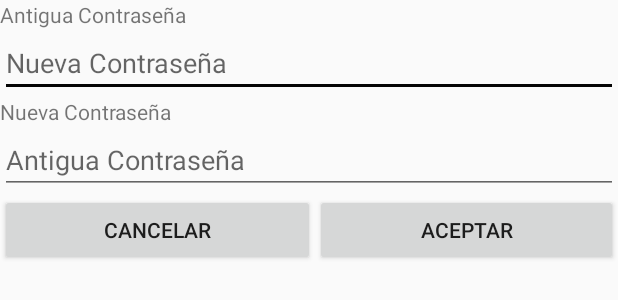
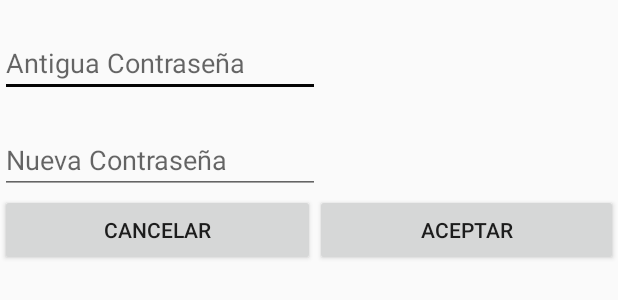
Before and after one commit to SalvaCM/Tasky, an Android app: the layout cambiarpw.xml on its own in the app's theme, with its tools: preview values and no code run, on a phone screen of 412 x 824 dp. Shown: the top 300 px of the screen. Run offline under Robolectric (Android 15) with nearby library versions, the phone set to English and light mode, and no system bars.

Commit message:
funcionando cambiar contrase

```diff
--- a/app/src/main/java/com/example/tasky/AdminSQLiteOpenHelper.java
+++ b/app/src/main/java/com/example/tasky/AdminSQLiteOpenHelper.java
@@ -8,7 +8,7 @@ import androidx.annotation.Nullable;
 
 public class AdminSQLiteOpenHelper extends SQLiteOpenHelper {
 
-    private static final String DB_NAME = "tasky.sqlite";
+    private static final String DB_NAME = "taskybd";
     private static final int DB_VERSION = 1;
 
     public AdminSQLiteOpenHelper(@Nullable Context context, @Nullable String name, @Nullable SQLiteDatabase.CursorFactory factory, int version) {
@@ -19,7 +19,7 @@ public class AdminSQLiteOpenHelper extends SQLiteOpenHelper {
     }
     @Override
     public void onCreate(SQLiteDatabase sqLiteDatabase) {
-        sqLiteDatabase.execSQL("create table taskytareas(codigo int primary key AUTOINCREMENT,nombre text,descripcion text,prioridad text,fecha date,precio real,realizada int)");
+        sqLiteDatabase.execSQL("create table taskytareas(codigo integer primary key AUTOINCREMENT,nombre text,descripcion text,prioridad text,fecha date,precio real,realizada int)");
     }
     @Override
     public void onUpgrade(SQLiteDatabase sqLiteDatabase, int i, int i1) {
--- a/app/src/main/java/com/example/tasky/CreartareaActivity.java
+++ b/app/src/main/java/com/example/tasky/CreartareaActivity.java
@@ -63,9 +63,10 @@ public class CreartareaActivity extends AppCompatActivity {
             registro.put("descripcion",descripcion);
             registro.put("prioridad",prioridad);
             registro.put("fecha",fecha);
-            registro.put("precio",nombre);
+            registro.put("precio",precio);
             db.insert("taskytareas", null, registro);
             db.close();
+            Toast.makeText(this,"Tarea Creada",Toast.LENGTH_SHORT).show();
             etNombre.setText("");
             etDescripcion.setText("");
             etPrioridad.setText("");
@@ -73,7 +74,7 @@ public class CreartareaActivity extends AppCompatActivity {
             etCoste.setText("");
         }
         else
-            Toast.makeText(this,"Fallo al obtener la DB",Toast.LENGTH_LONG).show();
+            Toast.makeText(this,"Fallo al obtener la DB",Toast.LENGTH_SHORT).show();
         }
 
     }
--- a/app/src/main/res/layout/cambiarpw.xml
+++ b/app/src/main/res/layout/cambiarpw.xml
@@ -7,29 +7,27 @@
     <TextView
         android:id="@+id/txtOldpw"
         android:layout_width="match_parent"
-        android:layout_height="wrap_content"
-        android:text="@string/antigua_contrase_a" />
+        android:layout_height="wrap_content" />
 
     <EditText
         android:id="@+id/etOldpw"
+        android:layout_width="wrap_content"
+        android:layout_height="wrap_content"
+        android:ems="10"
+        android:hint="@string/antigua_contrase_a"
+        android:inputType="textPassword" />
+
+    <TextView
+        android:id="@+id/tvNewpw"
         android:layout_width="match_parent"
+        android:layout_height="wrap_content" />
+
+    <EditText
+        android:id="@+id/etNuevapw"
+        android:layout_width="wrap_content"
         android:layout_height="wrap_content"
         android:ems="10"
         android:hint="@string/nueva_contrase_a"
-        android:inputType="textPassword" />
-
-    <TextView
-        android:id="@+id/etNewpw"
-        android:layout_width="match_parent"
-        android:layout_height="wrap_content"
-        android:text="@string/nueva_contrase_a" />
-
-    <EditText
-        android:id="@+id/etNuevapw"
-        android:layout_width="match_parent"
-        android:layout_height="wrap_content"
-        android:ems="10"
-        android:hint="@string/antigua_contrase_a"
         android:importantForAutofill="no"
         android:inputType="textPassword" />
 
```
Also changed, not shown: app/src/main/java/com/example/tasky/MenutareasActivity.java (+46 -26 lines), app/src/main/java/com/example/tasky/VertareasActivity.java (+7 -0 lines).
